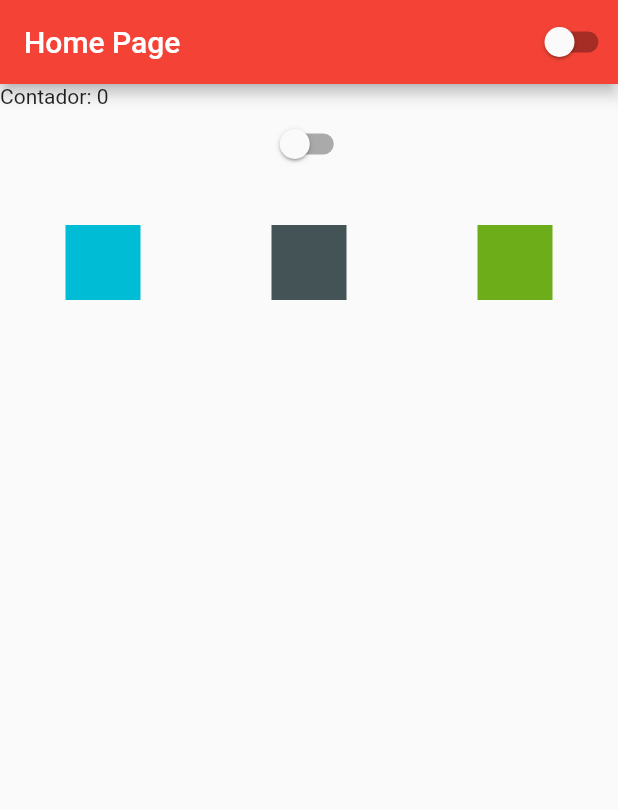
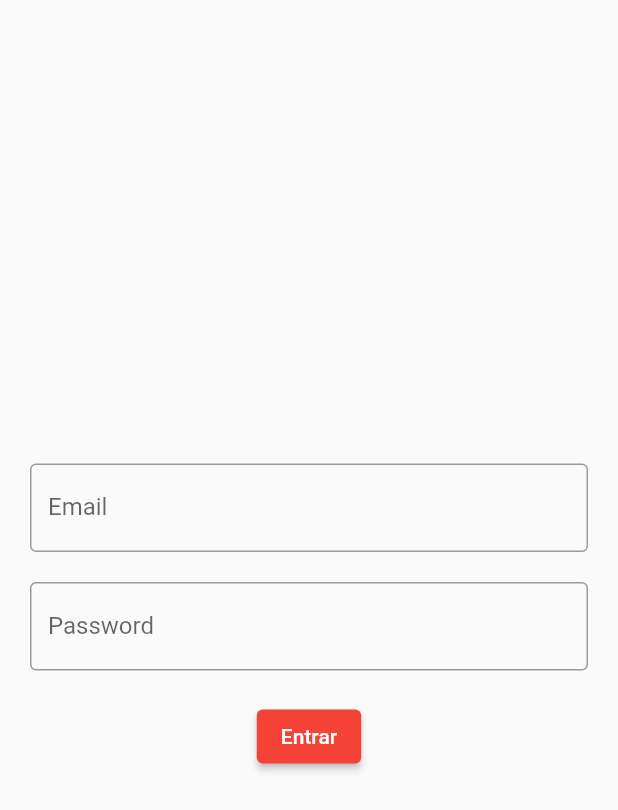
Before and after one commit to thak1996/studingflu, a Flutter app: the screen it shows after launch, on a phone screen of 412 x 824 dp. Shown: the top 810 px of the screen. Run offline on Flutter 3.47's test engine with Material 2 defaults, Android fonts, the light colour scheme and no system bars.

Commit message:
Aula 17 - Textfield

```diff
--- a/lib/app_widget.dart
+++ b/lib/app_widget.dart
@@ -1,6 +1,7 @@
 import 'package:flutter/material.dart';
 import 'package:studingflu/app_controller.dart';
 import 'package:studingflu/home_page.dart';
+import 'package:studingflu/login_page.dart';
 
 class AppWidget extends StatelessWidget {
   const AppWidget({
@@ -13,7 +14,7 @@ class AppWidget extends StatelessWidget {
         animation: AppController.instance,
         builder: (context, child) {
           return MaterialApp(
-            home: HomePage(),
+            home: LoginPage(),
             theme: ThemeData(
               primarySwatch: Colors.red,
               brightness: AppController.instance.isDartTheme
--- a/lib/home_page.dart
+++ b/lib/home_page.dart
@@ -20,7 +20,8 @@ class _HomePageState extends State<HomePage> {
       body: Container(
         width: double.infinity,
         height: double.infinity,
-        child: ListView(
+        child: Column(
+          mainAxisAlignment: MainAxisAlignment.center,
           children: [
             Text('Contador: $counter'),
             CustomSwitch(),
--- /dev/null
+++ b/lib/login_page.dart
@@ -0,0 +1,65 @@
+import 'package:flutter/material.dart';
+
+class LoginPage extends StatefulWidget {
+  const LoginPage({super.key});
+
+  @override
+  State<LoginPage> createState() => _LoginPageState();
+}
+
+class _LoginPageState extends State<LoginPage> {
+  String email = "";
+  String password = "";
+  @override
+  Widget build(BuildContext context) {
+    return Scaffold(
+      body: SingleChildScrollView(
+        child: SizedBox(
+          width: MediaQuery.of(context).size.width,
+          height: MediaQuery.of(context).size.height,
+          child: Padding(
+            padding: const EdgeInsets.all(20.0),
+            child: Column(
+              mainAxisAlignment: MainAxisAlignment.center,
+              children: [
+                TextField(
+                  onChanged: (text) {
+                    email = text;
+                  },
+                  keyboardType: TextInputType.emailAddress,
+                  decoration: InputDecoration(
+                    labelText: 'Email',
+                    border: OutlineInputBorder(),
+                  ),
+                ),
+                SizedBox(height: 20),
+                TextField(
+                  onChanged: (text) {
+                    password = text;
+                  },
+                  obscureText: true,
+                  decoration: InputDecoration(
+                    labelText: 'Password',
+                    border: OutlineInputBorder(),
+                  ),
+                ),
+                SizedBox(height: 20),
+                ElevatedButton(
+                  onPressed: () {
+                    if (email == "franklyn_vs_@hotmail.com" &&
+                        password == "123") {
+                          print('Correto');
+                        } else {
+                          print('errado');
+                        }
+                  },
+                  child: Text('Entrar'),
+                )
+              ],
+            ),
+          ),
+        ),
+      ),
+    );
+  }
+}
```
